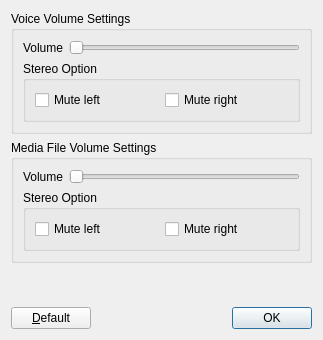
Before: the Qt Designer form Client/qtTeamTalk/uservolume.ui in BearWare/TeamTalk5, drawn with Qt 5.
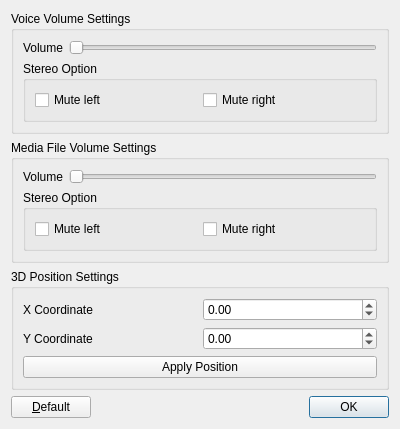
After: the same form once the commit is applied.

Patch:
```diff
--- a/Client/qtTeamTalk/uservolume.ui
+++ b/Client/qtTeamTalk/uservolume.ui
@@ -6,8 +6,8 @@
    <rect>
     <x>0</x>
     <y>0</y>
-    <width>323</width>
-    <height>340</height>
+    <width>400</width>
+    <height>400</height>
    </rect>
   </property>
   <property name="windowTitle">
@@ -126,6 +126,76 @@
      </layout>
     </widget>
    </item>
+   <item>
+    <widget class="QGroupBox" name="groupBox_5">
+     <property name="title">
+      <string>3D Position Settings</string>
+     </property>
+     <layout class="QVBoxLayout" name="verticalLayout_4">
+      <item>
+       <layout class="QHBoxLayout" name="horizontalLayout_6">
+        <item>
+         <widget class="QLabel" name="label_3">
+          <property name="text">
+           <string>X Coordinate</string>
+          </property>
+          <property name="buddy">
+           <cstring>xCoordSpinBox</cstring>
+          </property>
+         </widget>
+        </item>
+        <item>
+         <widget class="QDoubleSpinBox" name="xCoordSpinBox">
+          <property name="minimum">
+           <double>-10.0</double>
+          </property>
+          <property name="maximum">
+           <double>10.0</double>
+          </property>
+          <property name="singleStep">
+           <double>0.1</double>
+          </property>
+         </widget>
+        </item>
+       </layout>
+      </item>
+      <item>
+       <layout class="QHBoxLayout" name="horizontalLayout_7">
+        <item>
+         <widget class="QLabel" name="label_4">
+          <property name="text">
+           <string>Y Coordinate</string>
+          </property>
+          <property name="buddy">
+           <cstring>yCoordSpinBox</cstring>
+          </property>
+         </widget>
+        </item>
+        <item>
+         <widget class="QDoubleSpinBox" name="yCoordSpinBox">
+          <property name="minimum">
+           <double>-10.0</double>
+          </property>
+          <property name="maximum">
+           <double>10.0</double>
+          </property>
+          <property name="singleStep">
+           <double>0.1</double>
+          </property>
+         </widget>
+        </item>
+       </layout>
+      </item>
+      <item>
+       <widget class="QPushButton" name="applyPositionButton">
+        <property name="text">
+         <string>Apply Position</string>
+        </property>
+       </widget>
+      </item>
+     </layout>
+    </widget>
+   </item>
    <item>
     <spacer name="verticalSpacer">
      <property name="orientation">
```
Left out of the diff: 2 changed lines with no effect on the pictures.
